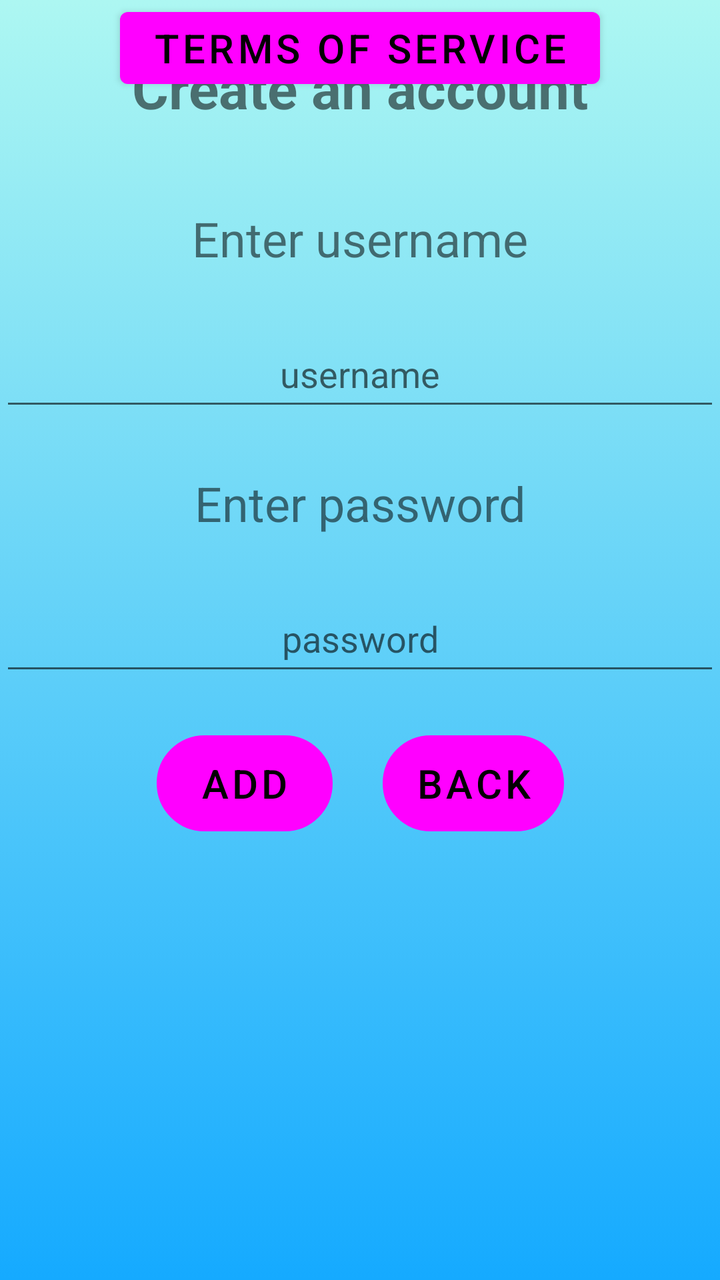
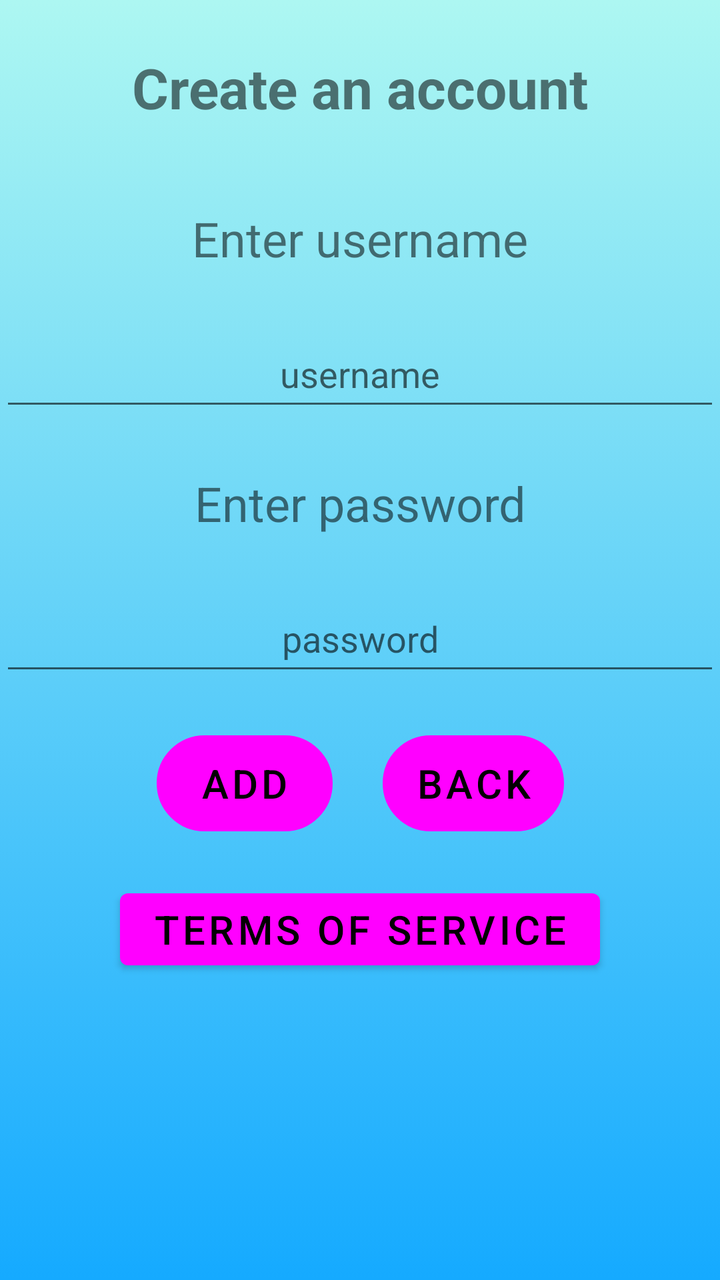

Before-and-after screenshots of an Android layout around one commit, followed by the original layout XML and the change that was made.
<!-- AndroidManifest.xml: application theme Theme.SELab23B02 -->
<!-- res/layout/fragment_multi_user_create_new_user.xml -->
<?xml version="1.0" encoding="utf-8"?>
<androidx.constraintlayout.widget.ConstraintLayout xmlns:android="http://schemas.android.com/apk/res/android"
    xmlns:app="http://schemas.android.com/apk/res-auto"
    xmlns:tools="http://schemas.android.com/tools"
    android:layout_width="match_parent"
    android:layout_height="match_parent"
    tools:context=".MultiUserCreateNewUserFragment"
    android:id="@+id/multiUserCreateNewUserFragment"
    android:background="@drawable/blue_light_mode_background">


    <androidx.constraintlayout.widget.ConstraintLayout
        android:id="@+id/linearLayout"
        android:layout_width="match_parent"
        android:layout_height="wrap_content"
        android:orientation="vertical"
        tools:ignore="ExtraText"
        app:layout_constraintTop_toTopOf="parent"
        app:layout_constraintLeft_toLeftOf="parent"
        app:layout_constraintRight_toRightOf="parent">

        <LinearLayout
            android:layout_width="match_parent"
            android:layout_height="wrap_content"
            tools:ignore="MissingConstraints" />

        <TextView
            android:id="@+id/CreateNewUser_Headline"
            android:layout_width="match_parent"
            android:layout_height="53dp"
            android:layout_marginStart="25dp"
            android:layout_marginTop="25dp"
            android:layout_marginEnd="25dp"
            android:text="Create an account"
            android:textAlignment="center"
            android:textStyle="bold"
            android:textSize="28sp"
            app:layout_constraintEnd_toEndOf="parent"
            app:layout_constraintHorizontal_bias="0.0"
            app:layout_constraintStart_toStartOf="parent"
            app:layout_constraintTop_toTopOf="parent" />
        <TextView
            android:id="@+id/CreateNewUser_UsernameTextView"
            android:layout_width="match_parent"
            android:layout_height="match_parent"
            android:layout_marginTop="25dp"
            app:layout_constraintEnd_toEndOf="parent"
            app:layout_constraintHorizontal_bias="0.0"
            app:layout_constraintStart_toStartOf="parent"
            app:layout_constraintTop_toBottomOf="@id/CreateNewUser_Headline"
            android:textAlignment="center"
            android:textSize="24dp"
            android:text="Enter username"/>

        <com.google.android.material.textfield.TextInputEditText
            android:id="@+id/CreateNewUser_UsernameTextField"
            android:layout_width="match_parent"
            android:layout_height="50dp"
            android:layout_marginTop="25dp"
            android:hint="username"
            android:textAlignment="center"
            app:layout_constraintEnd_toEndOf="parent"
            app:layout_constraintHorizontal_bias="0.0"
            app:layout_constraintStart_toStartOf="parent"
            app:layout_constraintTop_toBottomOf="@id/CreateNewUser_UsernameTextView" />

        <TextView
            android:id="@+id/CreateNewUser_PasswordTextView"
            android:layout_width="match_parent"
            android:layout_height="match_parent"
            android:layout_marginTop="25dp"
            app:layout_constraintEnd_toEndOf="parent"
            app:layout_constraintHorizontal_bias="0.0"
            app:layout_constraintStart_toStartOf="parent"
            app:layout_constraintTop_toBottomOf="@id/CreateNewUser_UsernameTextField"
            android:textAlignment="center"
            android:textSize="24dp"
            android:text="Enter password"/>

        <com.google.android.material.textfield.TextInputEditText
            android:id="@+id/CreateNewUser_PasswordTextField"
            android:layout_width="match_parent"
            android:layout_height="50dp"
            android:layout_marginTop="25dp"
            android:inputType="textPassword"
            app:layout_constraintEnd_toEndOf="parent"
            android:hint="password"
            android:textAlignment="center"
            app:layout_constraintHorizontal_bias="0.0"
            app:layout_constraintStart_toStartOf="parent"
            app:layout_constraintTop_toBottomOf="@id/CreateNewUser_PasswordTextView" />
        <LinearLayout
            android:layout_width="wrap_content"
            android:layout_height="wrap_content"
            app:layout_constraintEnd_toEndOf="parent"
            app:layout_constraintStart_toStartOf="parent"
            app:layout_constraintTop_toBottomOf="@id/CreateNewUser_PasswordTextField"
            android:divider="@drawable/divider_big"
            android:showDividers="middle"
            android:layout_marginTop="25dp">
            <Button
                android:id="@+id/CreateNewUser_LoginButton"
                android:layout_width="wrap_content"
                android:layout_height="match_parent"
                android:text="Add"
                android:textSize="20dp"
                android:background="@drawable/step_count_border"
            />

            <Button
                android:id="@+id/CreateNewUser_BackButton"
                android:layout_width="wrap_content"
                android:layout_height="match_parent"
                android:text="Back"
                android:textSize="20dp"
                android:background="@drawable/step_count_border"/>
        </LinearLayout>

        <Button
            android:id="@+id/MultiUser_TermsOfService"
            android:layout_width="wrap_content"
            android:layout_height="wrap_content"
            android:layout_marginTop="28dp"
            android:text="@string/multi_user_main_terms_of_service"
            android:textSize="20dp"
            app:layout_constraintEnd_toEndOf="parent"
            app:layout_constraintHorizontal_bias="0.5"
            app:layout_constraintStart_toStartOf="parent"
            app:layout_constraintTop_toBottomOf="@id/CreateNewUser_BackButton" />
    </androidx.constraintlayout.widget.ConstraintLayout>
</androidx.constraintlayout.widget.ConstraintLayout>
<!-- resources referenced by this layout -->
<resources>
  <!-- drawable blue_light_mode_background (drawable) -->
  <?xml version="1.0" encoding="utf-8"?>
  <selector xmlns:android="http://schemas.android.com/apk/res/android">
      <item>
          <shape>
              <gradient
                  android:type="linear"
                  android:startColor="#ADF7F2"
                  android:endColor="#15AAFF"
                  android:angle="270"
                  />
          </shape>
      </item>
  </selector>
  <!-- drawable divider_big (drawable) -->
  <?xml version="1.0" encoding="utf-8"?>
  <shape xmlns:android="http://schemas.android.com/apk/res/android">
      <size
          android:height="0dp"
          android:width="25dp"
          />
  </shape>
  <!-- drawable step_count_border (drawable) -->
  <?xml version="1.0" encoding="UTF-8"?>
  <shape xmlns:android="http://schemas.android.com/apk/res/android" android:shape="rectangle">
      <corners android:radius="30dp"/>
      <padding android:left="20dp" android:right="10dp" android:top="10dp" android:bottom="10dp"/>
      <stroke android:width="1dp" android:color="@color/off_white"/>
  </shape>
  <string name="multi_user_main_terms_of_service" translatable="false">Terms of Service</string>
  <style name="Theme.SELab23B02" parent="Theme.MaterialComponents.DayNight.DarkActionBar">
          
          <item name="colorPrimary">@color/off_white</item>
          <item name="colorPrimaryVariant">@color/accent_color</item>
          <item name="colorOnPrimary">@color/black</item>
          
          <item name="colorSecondary">@color/ap_gray</item>
          <item name="colorSecondaryVariant">@color/teal_700</item>
          <item name="colorOnSecondary">@color/black</item>
          <item name="titleTextColor">@color/black</item>
          
          <item name="android:statusBarColor">@color/off_white</item>
          
      </style>
  <color name="accent_color">#516395</color>
  <color name="black">#FF000000</color>
  <color name="teal_700">#FF018786</color>
</resources>

<!-- the commit's change to res/layout/fragment_multi_user_create_new_user.xml (unified diff, before → after) -->
@@ -89,43 +89,47 @@
             app:layout_constraintHorizontal_bias="0.0"
             app:layout_constraintStart_toStartOf="parent"
             app:layout_constraintTop_toBottomOf="@id/CreateNewUser_PasswordTextView" />
+
         <LinearLayout
+            android:id="@+id/linearLayout5"
             android:layout_width="wrap_content"
             android:layout_height="wrap_content"
+            android:layout_marginTop="25dp"
+            android:divider="@drawable/divider_big"
+            android:showDividers="middle"
             app:layout_constraintEnd_toEndOf="parent"
             app:layout_constraintStart_toStartOf="parent"
-            app:layout_constraintTop_toBottomOf="@id/CreateNewUser_PasswordTextField"
-            android:divider="@drawable/divider_big"
-            android:showDividers="middle"
-            android:layout_marginTop="25dp">
+            app:layout_constraintTop_toBottomOf="@id/CreateNewUser_PasswordTextField">
+
             <Button
                 android:id="@+id/CreateNewUser_LoginButton"
                 android:layout_width="wrap_content"
                 android:layout_height="match_parent"
+                android:background="@drawable/step_count_border"
                 android:text="Add"
-                android:textSize="20dp"
-                android:background="@drawable/step_count_border"
-            />
+                android:textSize="20dp" />
 
             <Button
                 android:id="@+id/CreateNewUser_BackButton"
                 android:layout_width="wrap_content"
                 android:layout_height="match_parent"
+                android:background="@drawable/step_count_border"
                 android:text="Back"
-                android:textSize="20dp"
-                android:background="@drawable/step_count_border"/>
+                android:textSize="20dp" />
         </LinearLayout>
 
-        <Button
-            android:id="@+id/MultiUser_TermsOfService"
-            android:layout_width="wrap_content"
-            android:layout_height="wrap_content"
-            android:layout_marginTop="28dp"
-            android:text="@string/multi_user_main_terms_of_service"
-            android:textSize="20dp"
-            app:layout_constraintEnd_toEndOf="parent"
-            app:layout_constraintHorizontal_bias="0.5"
-            app:layout_constraintStart_toStartOf="parent"
-            app:layout_constraintTop_toBottomOf="@id/CreateNewUser_BackButton" />
     </androidx.constraintlayout.widget.ConstraintLayout>
+
+    <Button
+        android:id="@+id/MultiUser_TermsOfService"
+        android:layout_width="wrap_content"
+        android:layout_height="wrap_content"
+        android:layout_marginStart="25dp"
+        android:layout_marginTop="25dp"
+        android:layout_marginEnd="25dp"
+        android:text="@string/multi_user_main_terms_of_service"
+        android:textSize="20dp"
+        app:layout_constraintEnd_toEndOf="parent"
+        app:layout_constraintStart_toStartOf="parent"
+        app:layout_constraintTop_toBottomOf="@+id/linearLayout" />
 </androidx.constraintlayout.widget.ConstraintLayout>
